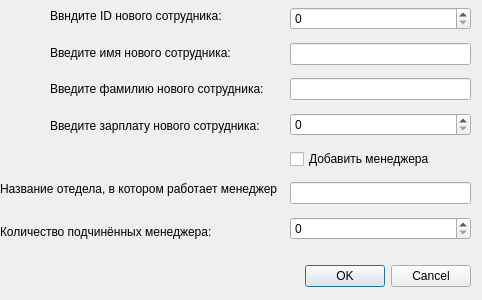
First picture: the form in OOP_lab3_Savostianov/addemployeedialog.ui, repository Sovatiano/OOP_labs, before the edit.
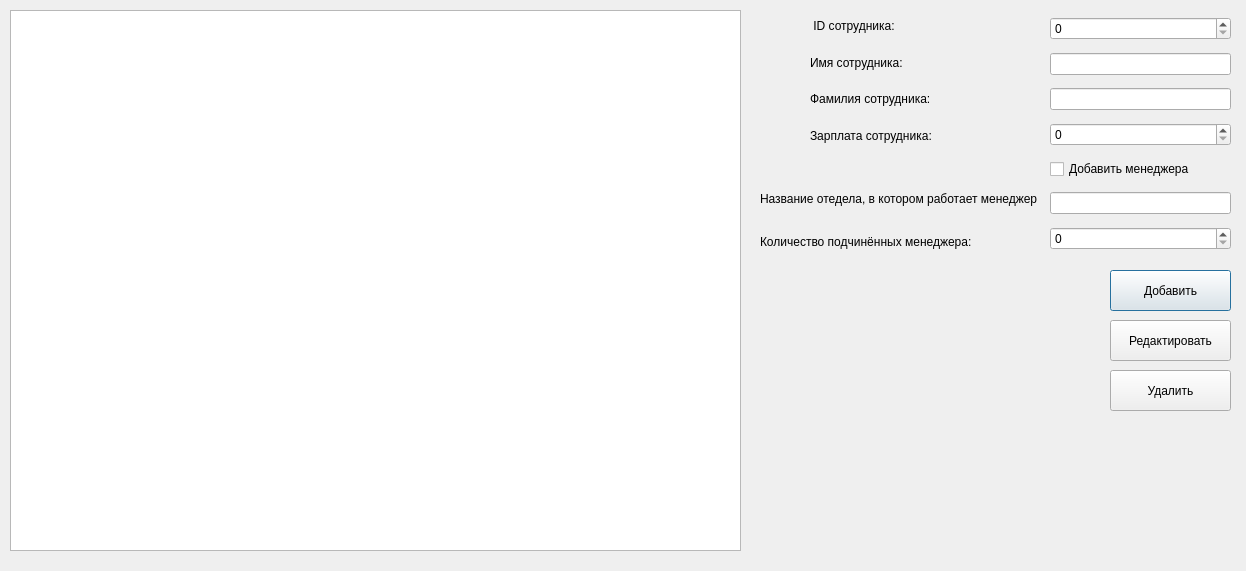
Second picture: the form after the edit.

```diff
--- a/OOP_lab3_Savostianov/addemployeedialog.ui
+++ b/OOP_lab3_Savostianov/addemployeedialog.ui
@@ -6,34 +6,18 @@
    <rect>
     <x>0</x>
     <y>0</y>
-    <width>482</width>
-    <height>300</height>
+    <width>1246</width>
+    <height>571</height>
    </rect>
   </property>
   <property name="windowTitle">
    <string>Dialog</string>
   </property>
-  <widget class="QDialogButtonBox" name="buttonBox_2">
-   <property name="geometry">
-    <rect>
-     <x>130</x>
-     <y>260</y>
-     <width>341</width>
-     <height>32</height>
-    </rect>
-   </property>
-   <property name="orientation">
-    <enum>Qt::Orientation::Horizontal</enum>
-   </property>
-   <property name="standardButtons">
-    <set>QDialogButtonBox::StandardButton::Cancel|QDialogButtonBox::StandardButton::Ok</set>
-   </property>
-  </widget>
   <widget class="QWidget" name="verticalLayoutWidget_2">
    <property name="geometry">
     <rect>
-     <x>290</x>
-     <y>0</y>
+     <x>1050</x>
+     <y>10</y>
      <width>181</width>
      <height>251</height>
     </rect>
@@ -77,8 +61,8 @@
   <widget class="QWidget" name="verticalLayoutWidget">
    <property name="geometry">
     <rect>
-     <x>50</x>
-     <y>0</y>
+     <x>810</x>
+     <y>10</y>
      <width>231</width>
      <height>141</height>
     </rect>
@@ -87,28 +71,28 @@
     <item>
      <widget class="QLabel" name="idLabel">
       <property name="text">
-       <string>Ввндите ID нового сотрудника:</string>
+       <string> ID сотрудника:</string>
       </property>
      </widget>
     </item>
     <item>
      <widget class="QLabel" name="nameLabel">
       <property name="text">
-       <string>Введите имя нового сотрудника:</string>
+       <string>Имя сотрудника:</string>
       </property>
      </widget>
     </item>
     <item>
      <widget class="QLabel" name="surnameLabel">
       <property name="text">
-       <string>Введите фамилию нового сотрудника:</string>
+       <string>Фамилия сотрудника:</string>
       </property>
      </widget>
     </item>
     <item>
      <widget class="QLabel" name="salaryLabel">
       <property name="text">
-       <string>Введите зарплату нового сотрудника:</string>
+       <string>Зарплата сотрудника:</string>
       </property>
      </widget>
     </item>
@@ -117,8 +101,8 @@
   <widget class="QWidget" name="verticalLayoutWidget_3">
    <property name="geometry">
     <rect>
-     <x>0</x>
-     <y>170</y>
+     <x>760</x>
+     <y>180</y>
      <width>277</width>
      <height>80</height>
     </rect>
@@ -140,6 +124,55 @@
     </item>
    </layout>
   </widget>
+  <widget class="QPushButton" name="addButton">
+   <property name="geometry">
+    <rect>
+     <x>1110</x>
+     <y>270</y>
+     <width>121</width>
+     <height>41</height>
+    </rect>
+   </property>
+   <property name="text">
+    <string>Добавить</string>
+   </property>
+  </widget>
+  <widget class="QPushButton" name="editButton">
+   <property name="geometry">
+    <rect>
+     <x>1110</x>
+     <y>320</y>
+     <width>121</width>
+     <height>41</height>
+    </rect>
+   </property>
+   <property name="text">
+    <string>Редактировать</string>
+   </property>
+  </widget>
+  <widget class="QTableView" name="tableView">
+   <property name="geometry">
+    <rect>
+     <x>10</x>
+     <y>10</y>
+     <width>731</width>
+     <height>541</height>
+    </rect>
+   </property>
+  </widget>
+  <widget class="QPushButton" name="removeButton">
+   <property name="geometry">
+    <rect>
+     <x>1110</x>
+     <y>370</y>
+     <width>121</width>
+     <height>41</height>
+    </rect>
+   </property>
+   <property name="text">
+    <string>Удалить</string>
+   </property>
+  </widget>
  </widget>
  <resources/>
  <connections/>
```
